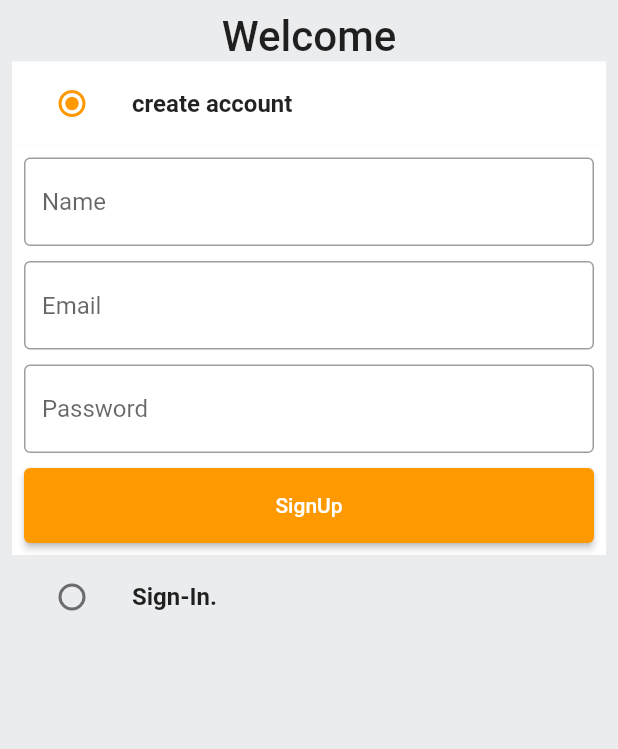
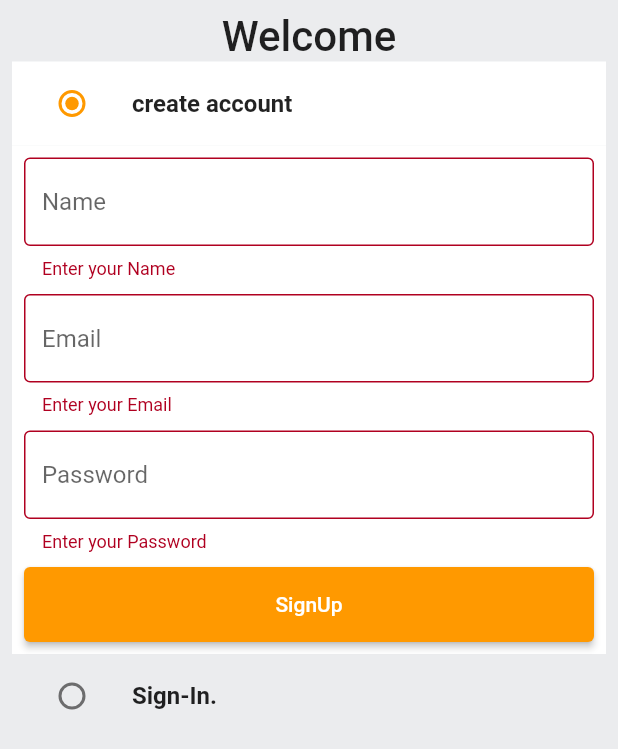
Before and after one commit to MuhammadHaris55/Amazon-Clone-Flutter, a Flutter app: the screen it shows after launch, after a tap on "SignUp", on a phone screen of 412 x 824 dp. Shown: the top 749 px of the screen. Run offline on Flutter 3.47's test engine with Material 2 defaults, Android fonts, the phone set to English and light mode, and no system bars.

Commit message:
sign-up api with frontend connected and in working state

```diff
--- a/lib/common/widgets/custom_textfield.dart
+++ b/lib/common/widgets/custom_textfield.dart
@@ -24,7 +24,12 @@ class CustomTextField extends StatelessWidget {
               borderSide: BorderSide(
             color: Colors.black38,
           ))),
-      validator: (val) {},
+      validator: (val) {
+        if (val == null || val.isEmpty) {
+          return 'Enter your $hintText';
+        }
+        return null;
+      },
     );
   }
 }
--- a/lib/constants/global_variables.dart
+++ b/lib/constants/global_variables.dart
@@ -1,7 +1,9 @@
 import 'package:flutter/material.dart';
 
+// get it through command
+String uri = 'http://<ip address of system>:3000';
+
 class GlobalVariables {
-
   // COLORS
   static const appBarGradient = LinearGradient(
     colors: [
@@ -16,5 +18,4 @@ class GlobalVariables {
   static const Color greyBackgroundCOlor = Color(0xffebecee);
   static var selectedNavBarColor = Colors.cyan[800]!;
   static const unselectedNavBarColor = Colors.black87;
-
 }
--- a/lib/features/auth/screens/auth_screen.dart
+++ b/lib/features/auth/screens/auth_screen.dart
@@ -1,39 +1,49 @@
 import 'package:amazon_clone/common/widgets/custom_button.dart';
 import 'package:amazon_clone/common/widgets/custom_textfield.dart';
 import 'package:amazon_clone/constants/global_variables.dart';
-import 'package:flutter/cupertino.dart';
+import 'package:amazon_clone/features/auth/services/auth_service.dart';
 import 'package:flutter/material.dart';
 
-enum Auth{
+enum Auth {
   signup,
   signin,
 }
+
 class AuthScreen extends StatefulWidget {
   static const routeNamed = '/auth-screen';
 
   const AuthScreen({Key? key}) : super(key: key);
-
 
   @override
   State<AuthScreen> createState() => _AuthScreenState();
 }
 
 class _AuthScreenState extends State<AuthScreen> {
+  Auth _auth = Auth.signup;
+  final _signUpFormKey = GlobalKey<FormState>();
+  final _signinFormKey = GlobalKey<FormState>();
 
-  Auth _auth = Auth.signup;
-  GlobalKey _signupFormKey = GlobalKey<FormState>();
-  GlobalKey _signinFormKey = GlobalKey<FormState>();
-
+  final AuthService authService = AuthService();
   final TextEditingController _nameController = TextEditingController();
   final TextEditingController _emailController = TextEditingController();
   final TextEditingController _passwordController = TextEditingController();
+
+  void signUpUser() {
+    authService.signUpUser(
+      context: context,
+      name: _nameController.text,
+      email: _emailController.text,
+      password: _passwordController.text,
+    );
+  }
 
   @override
   Widget build(BuildContext context) {
     return Scaffold(
       backgroundColor: GlobalVariables.greyBackgroundCOlor,
       body: SafeArea(
-        child: Padding(padding: EdgeInsets.all(8.0),
+        child: Padding(
+          padding: EdgeInsets.all(8.0),
           child: Column(
             children: [
               const Text(
@@ -44,7 +54,9 @@ class _AuthScreenState extends State<AuthScreen> {
                 ),
               ),
               ListTile(
-              tileColor: _auth == Auth.signup ? GlobalVariables.backgroundColor : GlobalVariables.greyBackgroundCOlor,
+                tileColor: _auth == Auth.signup
+                    ? GlobalVariables.backgroundColor
+                    : GlobalVariables.greyBackgroundCOlor,
                 title: const Text(
                   'create account',
                   style: TextStyle(
@@ -55,74 +67,100 @@ class _AuthScreenState extends State<AuthScreen> {
                     activeColor: GlobalVariables.secondaryColor,
                     value: Auth.signup,
                     groupValue: _auth,
-                onChanged: (Auth? val){
+                    onChanged: (Auth? val) {
                       setState(() {
                         _auth = val!;
                       });
-                }
-              ),
+                    }),
               ),
               if (_auth == Auth.signup)
                 Container(
                   padding: const EdgeInsets.all(8.0),
                   color: GlobalVariables.backgroundColor,
                   child: Form(
-                  key: _signupFormKey,
+                    key: _signUpFormKey,
                     child: Column(
                       children: [
-                      CustomTextField(controller: _nameController, hintText: 'Name'),
-                      const SizedBox(height: 10.0,),
-                      CustomTextField(controller: _emailController, hintText: 'Email'),
-                      const SizedBox(height: 10.0,),
-                      CustomTextField(controller: _passwordController, hintText: 'Password'),
-                      const SizedBox(height: 10.0,),
-                      CustomButton(text: 'SignUp', onTap: (){}),
-
+                        CustomTextField(
+                          controller: _nameController,
+                          hintText: 'Name',
+                        ),
+                        const SizedBox(
+                          height: 10.0,
+                        ),
+                        CustomTextField(
+                          controller: _emailController,
+                          hintText: 'Email',
+                        ),
+                        const SizedBox(
+                          height: 10.0,
+                        ),
+                        CustomTextField(
+                          controller: _passwordController,
+                          hintText: 'Password',
+                        ),
+                        const SizedBox(
+                          height: 10.0,
+                        ),
+                        CustomButton(
+                          text: 'SignUp',
+                          onTap: () {
+                            if (_signUpFormKey.currentState!.validate()) {
+                              signUpUser();
+                            }
+                          },
+                        ),
                       ],
                     ),
                   ),
                 ),
               ListTile(
-              tileColor: _auth == Auth.signin ? GlobalVariables.backgroundColor : GlobalVariables.greyBackgroundCOlor,
+                tileColor: _auth == Auth.signin
+                    ? GlobalVariables.backgroundColor
+                    : GlobalVariables.greyBackgroundCOlor,
                 title: const Text(
                   'Sign-In.',
                   style: TextStyle(
                     fontWeight: FontWeight.bold,
                   ),
-
                 ),
                 leading: Radio(
                     activeColor: GlobalVariables.secondaryColor,
                     value: Auth.signin,
                     groupValue: _auth,
-                  onChanged: (Auth? val){
+                    onChanged: (Auth? val) {
                       setState(() {
                         _auth = val!;
                       });
-                  }
-              ),
+                    }),
               ),
               if (_auth == Auth.signin)
                 Container(
                   padding: const EdgeInsets.all(8.0),
-                color: GlobalVariables.backgroundColor,  child: Form(
+                  color: GlobalVariables.backgroundColor,
+                  child: Form(
                     key: _signinFormKey,
                     child: Column(
                       children: [
-                      CustomTextField(controller: _emailController, hintText: 'Email'),
-                      const SizedBox(height: 10.0,),
-                      CustomTextField(controller: _passwordController, hintText: 'Password'),
-                      const SizedBox(height: 10.0,),
-                      CustomButton(text: 'SignUp', onTap: (){}),
-
-
+                        CustomTextField(
+                            controller: _emailController, hintText: 'Email'),
+                        const SizedBox(
+                          height: 10.0,
+                        ),
+                        CustomTextField(
+                            controller: _passwordController,
+                            hintText: 'Password'),
+                        const SizedBox(
+                          height: 10.0,
+                        ),
+                        CustomButton(text: 'SignUp', onTap: () {}),
                       ],
                     ),
                   ),
                 ),
-
             ],
-        ),),
+          ),
+        ),
       ),
     );
   }
--- /dev/null
+++ b/lib/models/user.dart
@@ -0,0 +1,49 @@
+import 'dart:convert';
+
+class User {
+  final String id;
+  final String name;
+  final String email;
+  final String password;
+  final String address;
+  final String type;
+  final String token;
+
+  User({
+    required this.id,
+    required this.name,
+    required this.email,
+    required this.password,
+    required this.address,
+    required this.type,
+    required this.token,
+  });
+
+  Map<String, dynamic> toMap() {
+    return {
+      'id': id,
+      'name': name,
+      'email': email,
+      'password': password,
+      'address': address,
+      'type': type,
+      'token': token,
+    };
+  }
+
+  factory User.fromMap(Map<String, dynamic> map) {
+    return User(
+      id: map['_id'] ?? '',
+      name: map['name'] ?? '',
+      email: map['email'] ?? '',
+      password: map['password'] ?? '',
+      address: map['address'] ?? '',
+      type: map['type'] ?? '',
+      token: map['token'] ?? '',
+    );
+  }
+
+  String toJson() => json.encode(toMap());
+
+  factory User.fromJson(String source) => User.fromMap(json.decode(source));
+}
--- a/package.json
+++ b/package.json
@@ -1,5 +1,6 @@
 {
   "dependencies": {
+    "bcryptjs": "^2.4.3",
     "mongoose": "^6.4.4"
   }
 }
--- a/pubspec.yaml
+++ b/pubspec.yaml
@@ -3,7 +3,7 @@ description: A new Flutter project.
 
 # The following line prevents the package from being accidentally published to
 # pub.dev using `flutter pub publish`. This is preferred for private packages.
-publish_to: 'none' # Remove this line if you wish to publish to pub.dev
+publish_to: "none" # Remove this line if you wish to publish to pub.dev
 
 # The following defines the version and build number for your application.
 # A version number is three numbers separated by dots, like 1.2.43
@@ -30,7 +30,6 @@ dependencies:
   flutter:
     sdk: flutter
 
-
   # The following adds the Cupertino Icons font to your application.
   # Use with the CupertinoIcons class for iOS style icons.
   cupertino_icons: ^1.0.2
@@ -45,13 +44,13 @@ dev_dependencies:
   # package. See that file for information about deactivating specific lint
   # rules and activating additional ones.
   flutter_lints: ^2.0.0
+  http: ^0.13.4
 
 # For information on the generic Dart part of this file, see the
 # following page: https://dart.dev/tools/pub/pubspec
 
 # The following section is specific to Flutter packages.
 flutter:
-
   # The following line ensures that the Material Icons font is
   # included with your application, so that you can use the icons in
   # the material Icons class.
```
Also changed, not shown: lib/constants/error_handling.dart (added, +26 -0 lines), lib/constants/utils.dart (added, +10 -0 lines), lib/features/auth/services/auth_service.dart (+47 -9 lines), package-lock.json, pubspec.lock, 1 other file. Lines whose indentation alone changed are shown as unchanged.
